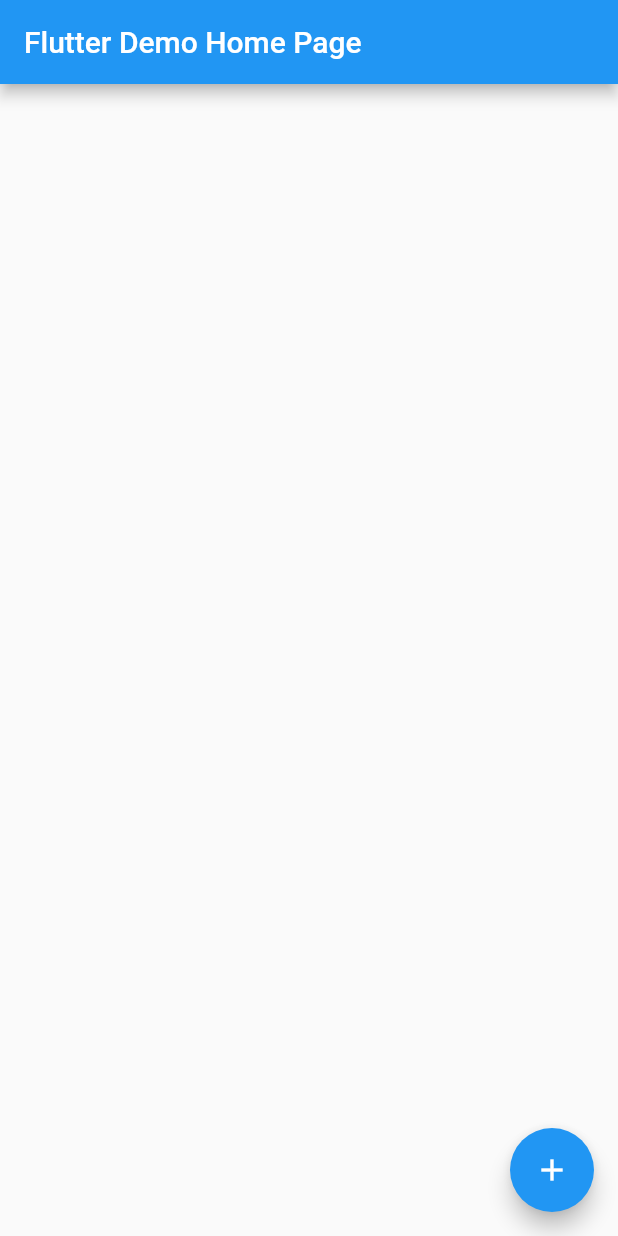
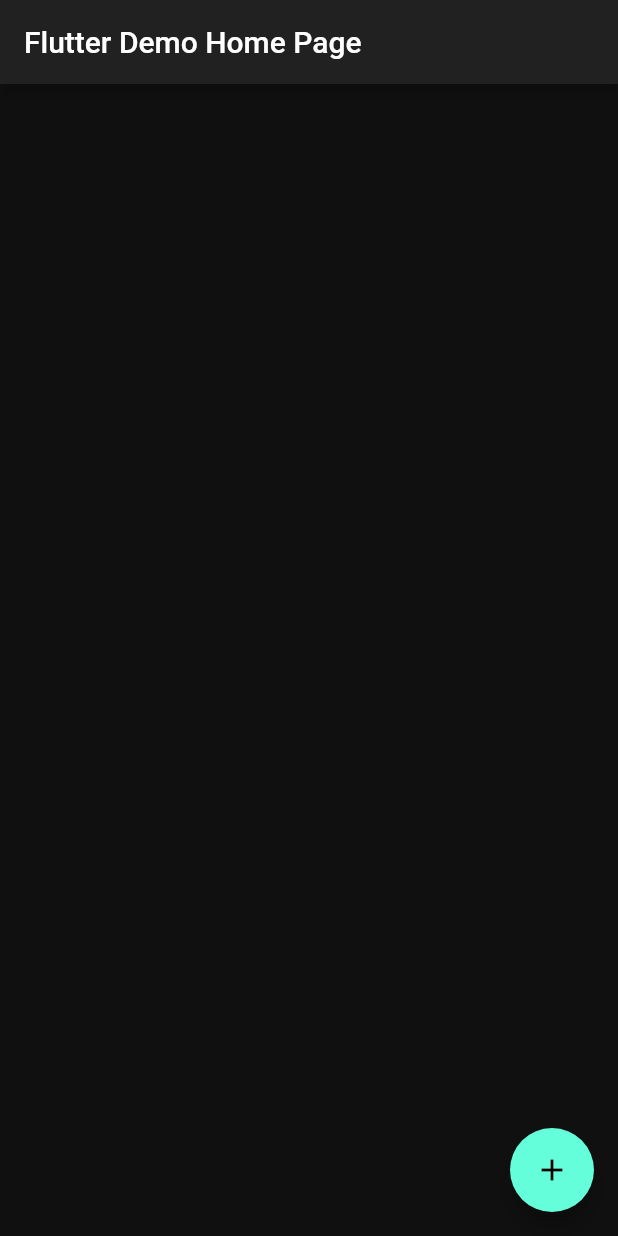
Before and after one commit to pdxmike/coronavirus_flutter, a Flutter app: the screen it shows after launch, on a phone screen of 412 x 824 dp. Run offline on Flutter 3.47's test engine with Material 2 defaults, Android fonts, the phone set to English and light mode, and no system bars.

Commit message:
Add provider package, update basic theme settings

```diff
--- a/lib/main.dart
+++ b/lib/main.dart
@@ -1,28 +1,29 @@
+import 'package:coronavirus/app/repositories/data_repository.dart';
 import 'package:coronavirus/app/services/api.dart';
 import 'package:coronavirus/app/services/api_service.dart';
+
 import 'package:flutter/material.dart';
+import 'package:provider/provider.dart';
+
 
 void main() => runApp(MyApp());
 
 class MyApp extends StatelessWidget {
-  // This widget is the root of your application.
   @override
   Widget build(BuildContext context) {
-    return MaterialApp(
-      title: 'Flutter Demo',
-      theme: ThemeData(
-        // This is the theme of your application.
-        //
-        // Try running your application with "flutter run". You'll see the
-        // application has a blue toolbar. Then, without quitting the app, try
-        // changing the primarySwatch below to Colors.green and then invoke
-        // "hot reload" (press "r" in the console where you ran "flutter run",
-        // or simply save your changes to "hot reload" in a Flutter IDE).
-        // Notice that the counter didn't reset back to zero; the application
-        // is not restarted.
-        primarySwatch: Colors.blue,
-      ),
-      home: MyHomePage(title: 'Flutter Demo Home Page'),
+    return Provider<DataRepository>(
+      create: (_) => DataRepository(
+        apiService: APIService(API.sandbox()),
+        ),
+        child: MaterialApp(
+          debugShowCheckedModeBanner: false,
+          title: 'Coronavirus Tracker',
+          theme: ThemeData.dark().copyWith(
+            scaffoldBackgroundColor: Color(0xFF101010),
+            cardColor: Color(0xFF222222),
+          ),
+          home: MyHomePage(title: 'Flutter Demo Home Page'),
+        ),
     );
   }
 }
--- a/pubspec.yaml
+++ b/pubspec.yaml
@@ -20,6 +20,7 @@ dependencies:
   flutter:
     sdk: flutter
   http: ^0.12.0+4
+  provider: ^4.0.5
 
   # The following adds the Cupertino Icons font to your application.
   # Use with the CupertinoIcons class for iOS style icons.
```
Also changed, not shown: pubspec.lock.
